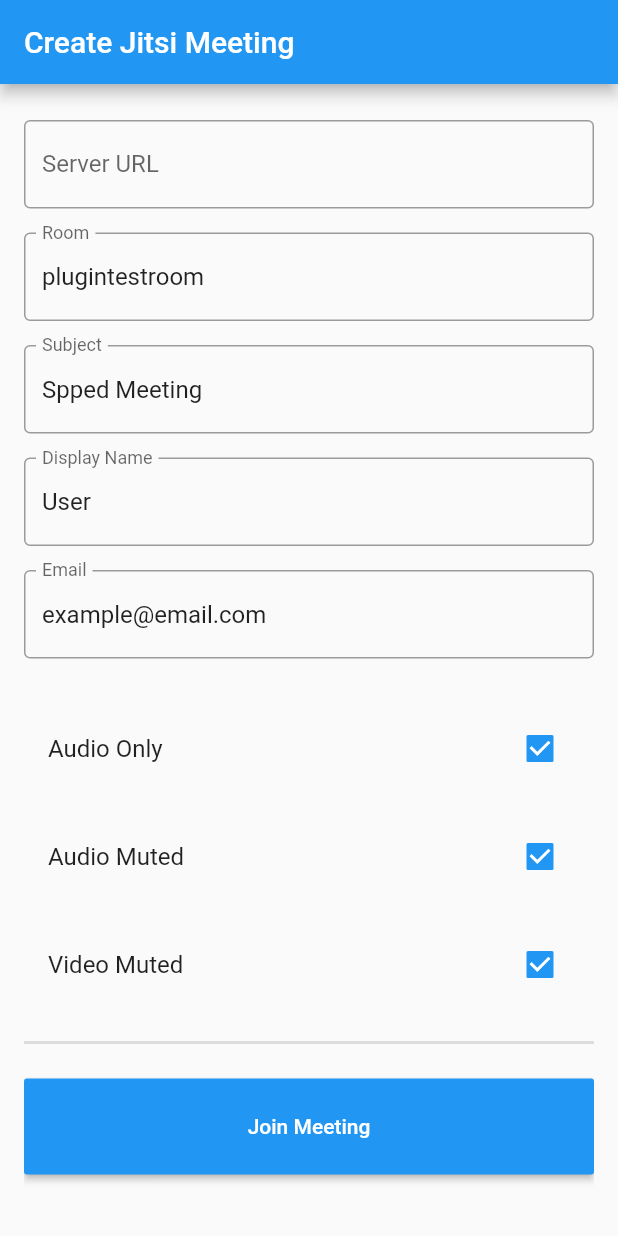
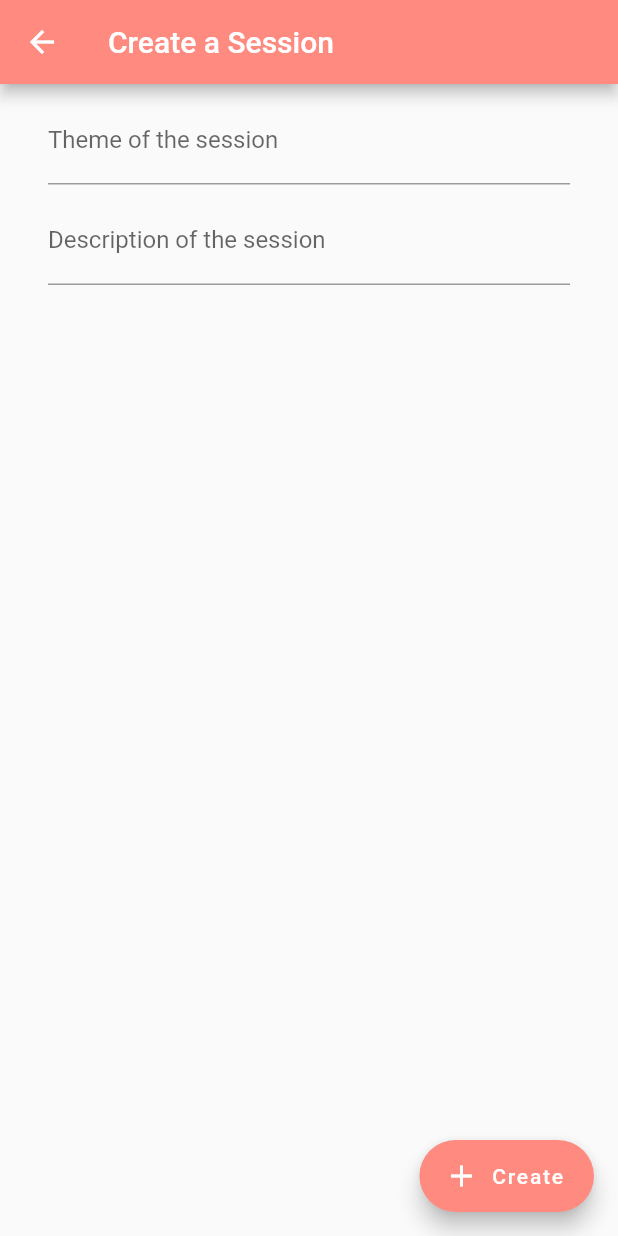
Before and after one commit to FEUP-ESOF-2020-21/open-cx-t3g1-coffeepaste-software, a Flutter app: the screen it shows after launch, after a tap on "Create Session", on a phone screen of 412 x 824 dp. Run offline on Flutter 3.47's test engine with Material 2 defaults, Android fonts, the phone set to English and light mode, and no system bars; missing offline and left inert: jitsi_meet.

Commit message:
Changed Layout

```diff
--- a/lib/main.dart
+++ b/lib/main.dart
@@ -1,6 +1,7 @@
 import 'package:flutter/cupertino.dart';
 import 'package:flutter/material.dart';
 import 'videoConference.dart';
+import 'session.dart';
 
 void main() => runApp(MyApp());
 
@@ -20,14 +21,20 @@ class MainPage extends StatelessWidget {
     return Scaffold(
       appBar: AppBar(
         title: Text('Main Page'),
+        backgroundColor: Colors.redAccent[100],
       ),
       body: Center(
         child: ElevatedButton(
+          style: ElevatedButton.styleFrom(
+            primary: Colors.redAccent[100],
+            padding: EdgeInsets.symmetric(horizontal: 30, vertical: 15),
+            textStyle: TextStyle(fontSize: 20),
+          ),
           child: Text('Create Session'),
           onPressed: () {
             Navigator.push(
               context,
-              MaterialPageRoute(builder: (context) => VideoConference()),
+              MaterialPageRoute(builder: (context) => CreateSession()),
             );
           },
         ),
@@ -54,3 +61,65 @@ class SecondRoute extends StatelessWidget {
     );
   }
 }
+
+class CreateSession extends StatefulWidget{
+  @override
+  _CreateSessionState createState() => _CreateSessionState();
+}
+
+class _CreateSessionState extends State<CreateSession> {
+  Session session = new Session(1);
+
+  @override
+  Widget build(BuildContext context) {
+    return Scaffold(
+      appBar: AppBar(
+        title: Text('Create a Session'),
+        backgroundColor: Colors.redAccent[100],
+      ),
+      body: Container(
+        child: Padding(
+          padding: const EdgeInsets.symmetric(
+            horizontal: 32.0,
+            vertical: 8.0
+            ),
+          child: Column(
+          children: [
+            Padding(
+              padding: const EdgeInsets.only(bottom: 8.0),
+              child: TextField(
+                onChanged: (String v){
+                  session.setType(v);
+                } ,
+                decoration: InputDecoration(
+                  labelText: 'Theme of the session'
+                ),),
+              ),
+            Padding(
+              padding: const EdgeInsets.only(bottom: 8.0),
+              child: TextField(
+                onChanged: (String v){
+                  session.setDescription(v);
+                } ,
+                decoration: InputDecoration(
+                  labelText: 'Description of the session'
+                ),),
+              )
+            ],
+          ),
+        ),
+      ),
+      floatingActionButton: FloatingActionButton.extended(
+        onPressed: (){
+           Navigator.push(
+              context,
+              MaterialPageRoute(builder: (context) => VideoConference(roomType: session.getType(), roomID: session.getId(), roomDescription: session.getDescription(),)),
+            );
+          },
+        label: Text('Create'),
+        icon: Icon(Icons.add),
+        backgroundColor: Colors.redAccent[100]
+        ),
+      );
+  }
+}
--- a/lib/videoConference.dart
+++ b/lib/videoConference.dart
@@ -9,14 +9,36 @@ import 'package:jitsi_meet/room_name_constraint.dart';
 import 'package:jitsi_meet/room_name_constraint_type.dart';
 
 class VideoConference extends StatefulWidget {
+  final String roomType;
+  final int roomID;
+  final String roomDescription;
+
+  const VideoConference ({Key key, this.roomType, this.roomDescription, this.roomID}): super(key: key);
+
   @override
   _VideoConferenceState createState() => _VideoConferenceState();
+
+
+
+  String getRoomName(){
+    String roomName = 'speedMeetingNr' + this.roomID.toString();
+
+    return roomName;
+  }
+
+  String getRoomType(){
+    return this.roomType;
+  }
+
+  String getRomDescription(){
+    return this.roomDescription;
+  }
 }
 
 class _VideoConferenceState extends State<VideoConference> {
   final serverText = TextEditingController();
-  final roomText = TextEditingController(text: "plugintestroom");
-  final subjectText = TextEditingController(text: "Spped Meeting");
+  TextEditingController roomText = TextEditingController();
+  TextEditingController subjectText = TextEditingController();
   final nameText = TextEditingController(text: "User");
   final emailText = TextEditingController(text: "example@email.com");
   var isAudioOnly = true;
@@ -41,10 +63,15 @@ class _VideoConferenceState extends State<VideoConference> {
 
   @override
   Widget build(BuildContext context) {
+
+    roomText.text = widget.getRoomName();
+    subjectText.text = widget.getRoomType();
+
     return MaterialApp(
       home: Scaffold(
         appBar: AppBar(
-          title: const Text('Create Jitsi Meeting'),
+          title: const Text('Meeting Settings'),
+          backgroundColor: Colors.redAccent[100],
         ),
         body: Container(
           padding: const EdgeInsets.symmetric(
@@ -113,6 +140,7 @@ class _VideoConferenceState extends State<VideoConference> {
                   title: Text("Audio Only"),
                   value: isAudioOnly,
                   onChanged: _onAudioOnlyChanged,
+                  checkColor: Colors.redAccent[100],
                 ),
                 SizedBox(
                   height: 16.0,
@@ -121,6 +149,7 @@ class _VideoConferenceState extends State<VideoConference> {
                   title: Text("Audio Muted"),
                   value: isAudioMuted,
                   onChanged: _onAudioMutedChanged,
+                  checkColor: Colors.redAccent[100],
                 ),
                 SizedBox(
                   height: 16.0,
@@ -129,6 +158,7 @@ class _VideoConferenceState extends State<VideoConference> {
                   title: Text("Video Muted"),
                   value: isVideoMuted,
                   onChanged: _onVideoMutedChanged,
+                  checkColor: Colors.redAccent[100],
                 ),
                 Divider(
                   height: 48.0,
@@ -145,7 +175,7 @@ class _VideoConferenceState extends State<VideoConference> {
                       "Join Meeting",
                       style: TextStyle(color: Colors.white),
                     ),
-                    color: Colors.blue,
+                    color: Colors.redAccent[100],
                   ),
                 ),
                 SizedBox(
```
